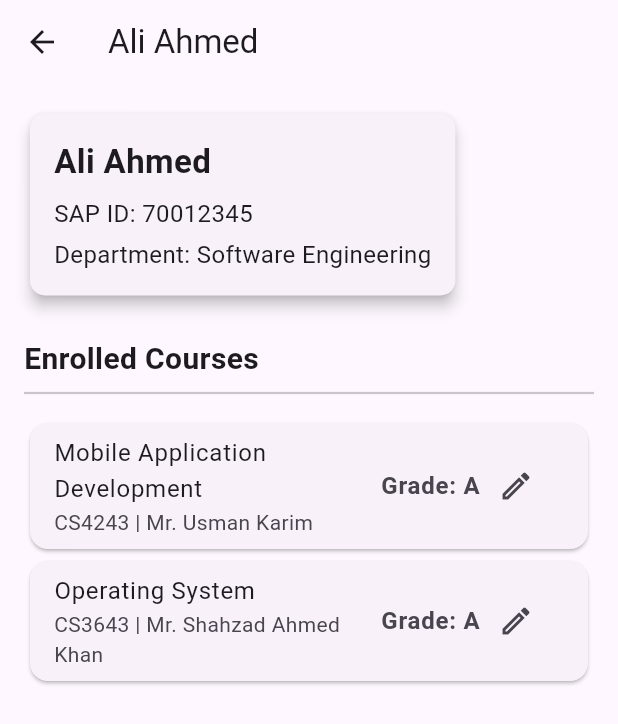
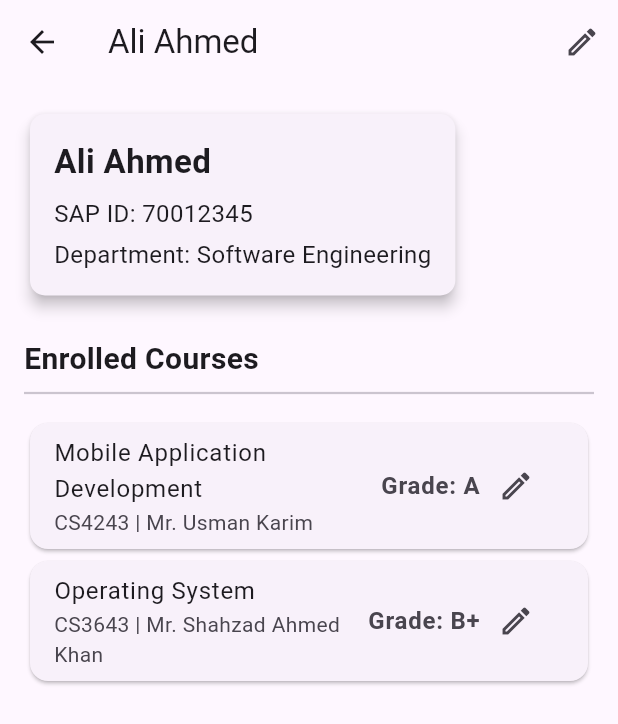
Before and after one commit to aabdulrafay/EduSmart, a Flutter app: the StudentDetailsScreen screen opened directly, on a phone screen of 412 x 824 dp. Shown: the top 724 px of the screen. Run offline on Flutter 3.47's test engine with Material 3 defaults, Android fonts, the phone set to English and light mode, and no system bars; our stand-ins replace pdf, printing.

Commit message:
Added add student working

```diff
--- a/lib/adminpages/students_details.dart
+++ b/lib/adminpages/students_details.dart
@@ -10,6 +10,15 @@ class StudentDetailsScreen extends StatelessWidget {
     return Scaffold(
       appBar: AppBar(
         title: Text(studentName),
+        actions: [
+          IconButton(
+            icon: const Icon(Icons.edit_outlined),
+            onPressed: () {
+              // We will add navigation to the edit form here in the next step.
+            },
+            tooltip: 'Edit Student',
+          ),
+        ],
       ),
       body: SingleChildScrollView(
         child: Padding(
@@ -86,7 +95,7 @@ class StudentDetailsScreen extends StatelessWidget {
                     mainAxisSize: MainAxisSize.min,
                     children: [
                       const Text(
-                        'Grade: A',
+                        'Grade: B+',
                         style: TextStyle(
                             fontSize: 16, fontWeight: FontWeight.bold),
                       ),
```
Also changed, not shown: lib/adminpages/Classes/add_student_screen.dart (added, +57 -0 lines), lib/adminpages/manage_students.dart (+7 -2 lines).
